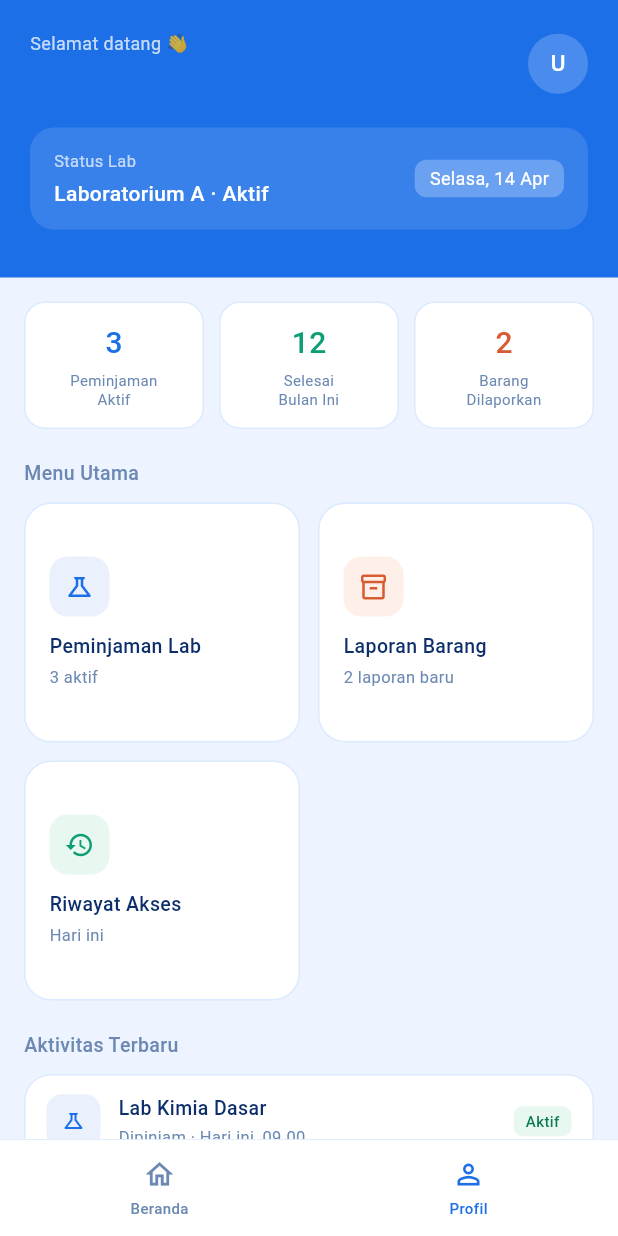
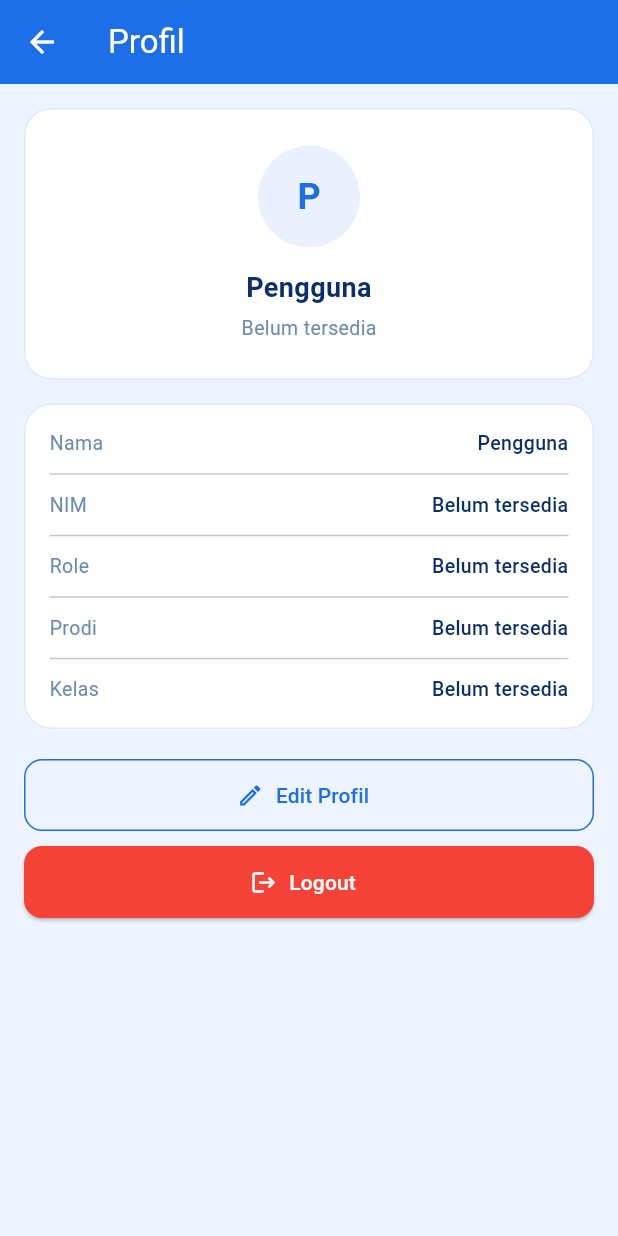
Before and after one commit to shalfaamelia/face-recognize-app, a Flutter app: the DashboardScreen screen opened directly with empty values, after a tap on "Profil", on a phone screen of 412 x 824 dp. Run offline on Flutter 3.47's test engine with Material 3 defaults, Android fonts, the phone set to English and light mode, and no system bars; our stand-ins replace image_picker; network calls fail.

Commit message:
Halaman profile belum bisa edit baru bisa logout

```diff
--- a/frontend/lib/screens/dashboard/dashboard_screen.dart
+++ b/frontend/lib/screens/dashboard/dashboard_screen.dart
@@ -1,5 +1,6 @@
 import 'package:flutter/material.dart';
 import '../../utils/palette.dart';
+import '../profile/profile_screen.dart';
 import '../riwayat_akses/riwayat_akses_screen.dart';
 import '../peminjaman_lab/peminjaman_lab_screen.dart';
 import '../laporan_barang/laporan_barang_screen.dart';
@@ -102,7 +103,7 @@ class DashboardScreen extends StatelessWidget {
           ),
         ),
       ),
-      bottomNavigationBar: const _BottomNav(),
+      bottomNavigationBar: _BottomNav(user: user),
     );
   }
 }
@@ -394,7 +395,9 @@ class _MenuGrid extends StatelessWidget {
             if (userId == null) {
               ScaffoldMessenger.of(context).showSnackBar(
                 const SnackBar(
-                  content: Text('ID pengguna tidak ditemukan. Silakan login ulang.'),
+                  content: Text(
+                    'ID pengguna tidak ditemukan. Silakan login ulang.',
+                  ),
                 ),
               );
               return;
@@ -588,7 +591,8 @@ class _AktivitasRow extends StatelessWidget {
 
 // ─── Bottom Nav ─────────────────────────────────────────────
 class _BottomNav extends StatefulWidget {
-  const _BottomNav();
+  final Map<String, dynamic> user;
+  const _BottomNav({required this.user});
 
   @override
   State<_BottomNav> createState() => _BottomNavState();
@@ -615,7 +619,22 @@ class _BottomNavState extends State<_BottomNav> {
         children: List.generate(_items.length, (i) {
           final selected = i == _selected;
           return GestureDetector(
-            onTap: () => setState(() => _selected = i),
+            onTap: () {
+              setState(() => _selected = i);
+
+              if (i == 1) {
+                Navigator.push(
+                  context,
+                  MaterialPageRoute(
+                    builder: (_) => ProfileScreen(user: widget.user),
+                  ),
+                ).then((_) {
+                  if (mounted) {
+                    setState(() => _selected = 0);
+                  }
+                });
+              }
+            },
             behavior: HitTestBehavior.opaque,
             child: Column(
               mainAxisSize: MainAxisSize.min,
--- /dev/null
+++ b/frontend/lib/screens/profile/profile_screen.dart
@@ -0,0 +1,194 @@
+import 'package:flutter/material.dart';
+import '../../utils/palette.dart';
+import '../login/login_screen.dart';
+
+class ProfileScreen extends StatelessWidget {
+  final Map<String, dynamic> user;
+  const ProfileScreen({super.key, required this.user});
+
+  String _value(dynamic value, {String fallback = 'Belum tersedia'}) {
+    if (value == null) return fallback;
+    final text = value.toString().trim();
+    return text.isEmpty ? fallback : text;
+  }
+
+  @override
+  Widget build(BuildContext context) {
+    final nama = _value(user['nama'], fallback: 'Pengguna');
+    final nim = _value(user['nim']);
+    final role = _value(user['role']);
+    final prodi = _value(user['prodi']);
+    final kelas = _value(user['kelas']);
+    final inisial = nama.isNotEmpty
+        ? nama.split(' ').map((e) => e[0]).take(2).join().toUpperCase()
+        : 'U';
+
+    return Scaffold(
+      backgroundColor: Palette.bgPage,
+      appBar: AppBar(
+        title: const Text('Profil'),
+        backgroundColor: Palette.blue,
+        foregroundColor: Colors.white,
+        elevation: 0,
+      ),
+      body: SingleChildScrollView(
+        padding: const EdgeInsets.all(16),
+        child: Column(
+          children: [
+            Container(
+              width: double.infinity,
+              padding: const EdgeInsets.symmetric(vertical: 24, horizontal: 20),
+              decoration: BoxDecoration(
+                color: Palette.bgCard,
+                borderRadius: BorderRadius.circular(18),
+                border: Border.all(color: Palette.cardBorder),
+              ),
+              child: Column(
+                children: [
+                  CircleAvatar(
+                    radius: 34,
+                    backgroundColor: Palette.blueLight,
+                    child: Text(
+                      inisial,
+                      style: const TextStyle(
+                        fontSize: 24,
+                        fontWeight: FontWeight.w600,
+                        color: Palette.blue,
+                      ),
+                    ),
+                  ),
+                  const SizedBox(height: 14),
+                  Text(
+                    nama,
+                    textAlign: TextAlign.center,
+                    style: const TextStyle(
+                      fontSize: 18,
+                      fontWeight: FontWeight.w600,
+                      color: Palette.textDark,
+                    ),
+                  ),
+                  const SizedBox(height: 4),
+                  Text(
+                    nim,
+                    style: const TextStyle(
+                      fontSize: 13,
+                      color: Palette.textMuted,
+                    ),
+                  ),
+                ],
+              ),
+            ),
+            const SizedBox(height: 16),
+            Container(
+              width: double.infinity,
+              padding: const EdgeInsets.all(16),
+              decoration: BoxDecoration(
+                color: Palette.bgCard,
+                borderRadius: BorderRadius.circular(18),
+                border: Border.all(color: Palette.cardBorder),
+              ),
+              child: Column(
+                children: [
+                  _InfoRow(label: 'Nama', value: nama),
+                  const Divider(height: 22),
+                  _InfoRow(label: 'NIM', value: nim),
+                  const Divider(height: 22),
+                  _InfoRow(label: 'Role', value: role),
+                  const Divider(height: 22),
+                  _InfoRow(label: 'Prodi', value: prodi),
+                  const Divider(height: 22),
+                  _InfoRow(label: 'Kelas', value: kelas),
+                ],
+              ),
+            ),
+            const SizedBox(height: 20),
+            SizedBox(
+              width: double.infinity,
+              height: 48,
+              child: OutlinedButton.icon(
+                onPressed: () {
+                  ScaffoldMessenger.of(context).showSnackBar(
+                    const SnackBar(
+                      content: Text('Fitur edit profil belum dihubungkan ke backend'),
+                    ),
+                  );
+                },
+                icon: const Icon(Icons.edit_outlined),
+                label: const Text('Edit Profil'),
+                style: OutlinedButton.styleFrom(
+                  foregroundColor: Palette.blue,
+                  side: const BorderSide(color: Palette.blue),
+                  shape: RoundedRectangleBorder(
+                    borderRadius: BorderRadius.circular(12),
+                  ),
+                ),
+              ),
+            ),
+            const SizedBox(height: 10),
+            SizedBox(
+              width: double.infinity,
+              height: 48,
+              child: ElevatedButton.icon(
+                onPressed: () {
+                  Navigator.pushAndRemoveUntil(
+                    context,
+                    MaterialPageRoute(builder: (_) => const LoginScreen()),
+                    (route) => false,
+                  );
+                },
+                icon: const Icon(Icons.logout),
+                label: const Text('Logout'),
+                style: ElevatedButton.styleFrom(
+                  backgroundColor: Colors.red,
+                  foregroundColor: Colors.white,
+                  shape: RoundedRectangleBorder(
+                    borderRadius: BorderRadius.circular(12),
+                  ),
+                ),
+              ),
+            ),
+          ],
+        ),
+      ),
+    );
+  }
+}
+
+class _InfoRow extends StatelessWidget {
+  final String label;
+  final String value;
+
+  const _InfoRow({
+    required this.label,
+    required this.value,
+  });
+
+  @override
+  Widget build(BuildContext context) {
+    return Row(
+      children: [
+        Expanded(
+          child: Text(
+            label,
+            style: const TextStyle(
+              fontSize: 13,
+              color: Palette.textMuted,
+            ),
+          ),
+        ),
+        Expanded(
+          flex: 2,
+          child: Text(
+            value,
+            textAlign: TextAlign.right,
+            style: const TextStyle(
+              fontSize: 13,
+              fontWeight: FontWeight.w500,
+              color: Palette.textDark,
+            ),
+          ),
+        ),
+      ],
+    );
+  }
+}
```
Lines whose indentation alone changed are shown as unchanged.
